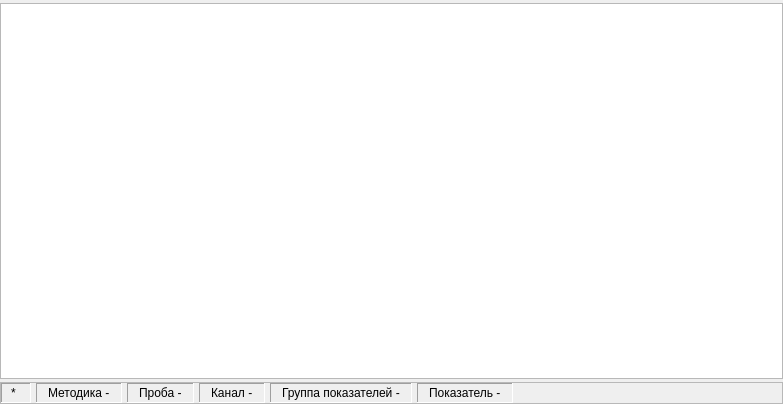
Before: the Qt Designer form summaries/summarywidget.ui in grigp/a-analyser, drawn with Qt 5.
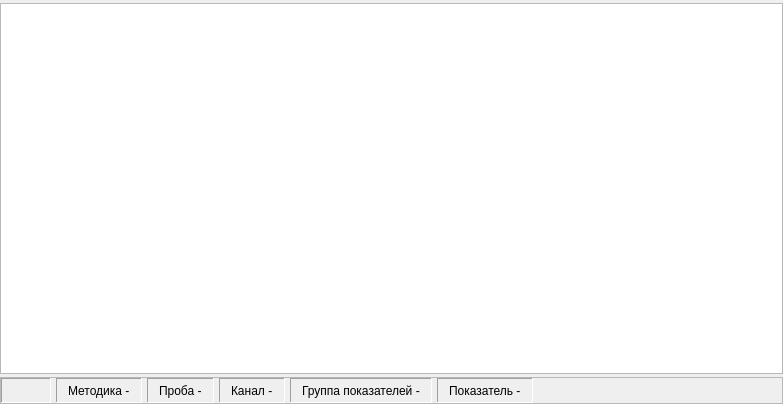
After: the same form once the commit is applied. Icons and pictures are not drawn.

Diff of the .ui file:
```diff
--- a/summaries/summarywidget.ui
+++ b/summaries/summarywidget.ui
@@ -82,8 +82,8 @@
        <widget class="QFrame" name="frIsModify">
         <property name="minimumSize">
          <size>
-          <width>30</width>
-          <height>0</height>
+          <width>50</width>
+          <height>25</height>
          </size>
         </property>
         <property name="frameShape">
@@ -102,7 +102,10 @@
          <item>
           <widget class="QLabel" name="lblIsModify">
            <property name="text">
-            <string>*</string>
+            <string/>
+           </property>
+           <property name="pixmap">
+            <pixmap resource="../kernel.qrc">:/images/Save.png</pixmap>
            </property>
           </widget>
          </item>
```
Left out of the diff: 4 changed lines with no effect on the pictures.
